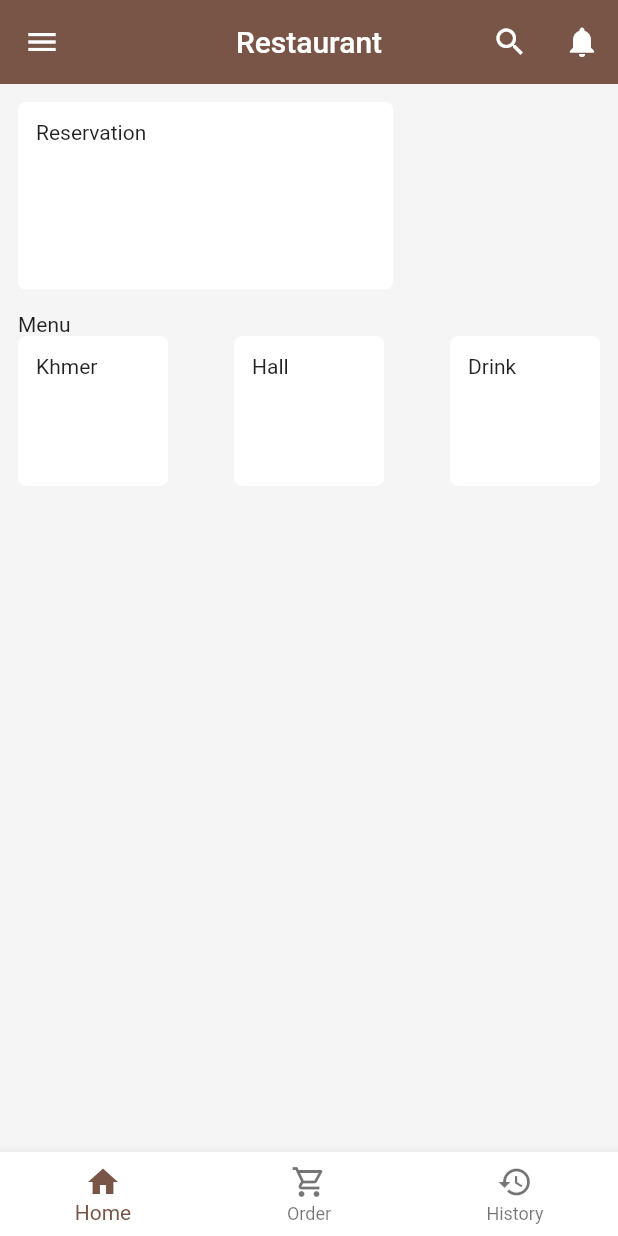
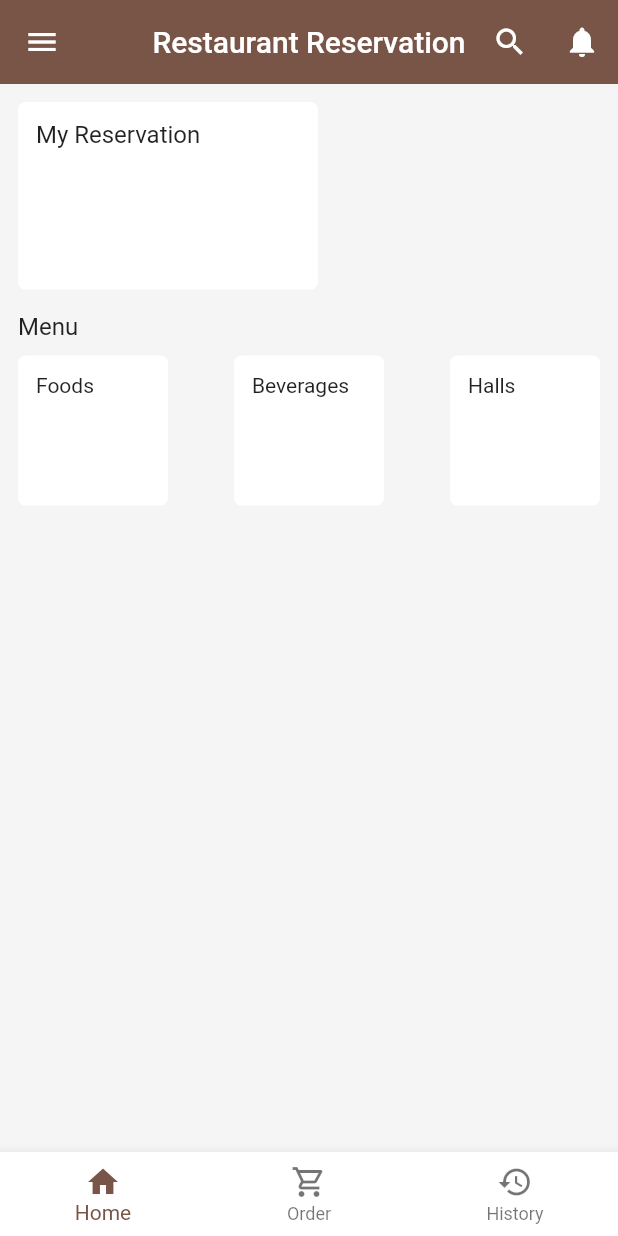
Before and after one commit to koltifong/restaurant_app, a Flutter app: the screen it shows after launch, on a phone screen of 412 x 824 dp. Run offline on Flutter 3.47's test engine with Material 2 defaults, Android fonts, the phone set to English and light mode, and no system bars.

```diff
--- a/lib/main.dart
+++ b/lib/main.dart
@@ -12,11 +12,11 @@ class MainApp extends StatelessWidget {
   Widget build(BuildContext context) {
     return MaterialApp(
       debugShowCheckedModeBanner: false,
-      title: 'Restaurant',
+      title: 'Restaurant reservation',
       theme: ThemeData(
         primarySwatch: Colors.brown,
       ),
-      home: Home(),
+      home: const Home(),
     );
   }
 }
--- a/lib/screens/Home_bottom.dart
+++ b/lib/screens/Home_bottom.dart
@@ -1,67 +1,94 @@
+// ignore_for_file: file_names
+
 import "package:flutter/material.dart";
-import "package:restaurant/screens/reservation_screen.dart";
+import 'package:restaurant/screens/menu/beverages_screen.dart';
+import 'package:restaurant/screens/menu/foods_screen.dart';
+import 'package:restaurant/screens/menu/halls_screen.dart';
+import 'package:restaurant/screens/reservation/reservation_screen.dart';
 
 class HomeBottom extends StatelessWidget {
-  const HomeBottom ({super.key});
+  const HomeBottom({super.key});
 
   @override
   Widget build(BuildContext context) {
     return Scaffold(
-    backgroundColor: Color.fromRGBO(245, 245, 245, 0.5),
+      backgroundColor: const Color.fromRGBO(245, 245, 245, 0.5),
       body: SafeArea(
         child: Container(
-
-        padding: EdgeInsets.all(12),
+          padding: const EdgeInsets.all(12),
           child: Column(
+            mainAxisAlignment: MainAxisAlignment.start,
             children: [
               Row(
-
                 children: [
-                  new GestureDetector(
-                    onTap: (){
+                  GestureDetector(
+                    onTap: () {
                       Navigator.push(
                         context,
-                    MaterialPageRoute(builder: (context) => ReservationScreen(),),);},
+                        MaterialPageRoute(
+                          builder: (context) => const ReservationScreen(),
+                        ),
+                      );
+                    },
                     child: Container(
-                    padding: EdgeInsets.all(12),
+                      padding: const EdgeInsets.all(12),
                       alignment: Alignment.topLeft,
                       height: 125,
-                    width: 250,
-                    decoration: BoxDecoration(borderRadius: BorderRadius.circular(5), color: Colors.white),
+                      width: 200,
+                      decoration: BoxDecoration(
+                          borderRadius: BorderRadius.circular(5),
+                          color: Colors.white),
                       child: Column(
-                        children: [
-                          Text('Reservation'),
+                        children: const [
+                          Text(
+                            'My Reservation',
+                            style: TextStyle(fontSize: 16),
+                          ),
                         ],
                       ),
                     ),
                   ),
                 ],
               ),
-              const SizedBox(height: 15,),
-              Align(
-                alignment:
-                Alignment.topLeft,
-               child: Text('Menu'),),
-              Container(
-                child: Row(
+              const SizedBox(
+                height: 15,
+              ),
+              const Align(
+                alignment: Alignment.topLeft,
+                child: Text(
+                  'Menu',
+                  style: TextStyle(fontSize: 16),
+                ),
+              ),
+              const SizedBox(height: 10),
+              Row(
                 mainAxisAlignment: MainAxisAlignment.spaceBetween,
                 children: [
                   Container(
                     alignment: Alignment.centerLeft,
-                   child: new GestureDetector(
-                    onTap: (){
+                    child: GestureDetector(
+                      onTap: () {
                         Navigator.push(
                           context,
-                    MaterialPageRoute(builder: (context) => ReservationScreen(),),);},
+                          MaterialPageRoute(
+                            builder: (context) => const FoodsScreen(),
+                          ),
+                        );
+                      },
                       child: Container(
-                    padding: EdgeInsets.all(12),
+                        padding: const EdgeInsets.all(12),
                         alignment: Alignment.topLeft,
                         height: 100,
                         width: 100,
-                    decoration: BoxDecoration(borderRadius: BorderRadius.circular(5), color: Colors.white),
+                        decoration: BoxDecoration(
+                            borderRadius: BorderRadius.circular(5),
+                            color: Colors.white),
                         child: Column(
-                        children: [
-                          Text('Khmer'),
+                          children: const [
+                            Text(
+                              'Foods',
+                              style: TextStyle(fontSize: 14),
+                            ),
                           ],
                         ),
                       ),
@@ -69,25 +96,34 @@ class HomeBottom extends StatelessWidget {
                   ),
                   Container(
                     alignment: Alignment.centerLeft,
-                   child: new GestureDetector(
-                    onTap: (){
+                    child: GestureDetector(
+                      onTap: () {
                         Navigator.push(
                           context,
-                    MaterialPageRoute(builder: (context) => ReservationScreen(),),);},
+                          MaterialPageRoute(
+                            builder: (context) => const BeveragesScreen(),
+                          ),
+                        );
+                      },
                       child: Container(
-                    padding: EdgeInsets.all(12),
+                        padding: const EdgeInsets.all(12),
                         alignment: Alignment.topLeft,
                         height: 100,
                         width: 100,
-                    decoration: BoxDecoration(borderRadius: BorderRadius.circular(5), color: Colors.white,
+                        decoration: BoxDecoration(
+                          borderRadius: BorderRadius.circular(5),
+                          color: Colors.white,
                           // image: DecorationImage(
                           // image: NetworkImage(
                           //   'https://i.pinimg.com/originals/a3/99/24/a39924a3fcb7266ff7360af8a6ba2e98.jpg'),
                           //   fit: BoxFit.contain,),
                         ),
                         child: Column(
-                        children: [
-                          Text('Hall'),
+                          children: const [
+                            Text(
+                              'Beverages',
+                              style: TextStyle(fontSize: 14),
+                            ),
                           ],
                         ),
                       ),
@@ -95,27 +131,35 @@ class HomeBottom extends StatelessWidget {
                   ),
                   Container(
                     alignment: Alignment.centerLeft,
-                   child: new GestureDetector(
-                    onTap: (){
+                    child: GestureDetector(
+                      onTap: () {
                         Navigator.push(
                           context,
-                    MaterialPageRoute(builder: (context) => ReservationScreen(),),);},
+                          MaterialPageRoute(
+                            builder: (context) => const HallsScreen(),
+                          ),
+                        );
+                      },
                       child: Container(
-                    padding: EdgeInsets.all(12),
+                        padding: const EdgeInsets.all(12),
                         alignment: Alignment.topLeft,
                         height: 100,
                         width: 100,
-                    decoration: BoxDecoration(borderRadius: BorderRadius.circular(5), color: Colors.white),
+                        decoration: BoxDecoration(
+                            borderRadius: BorderRadius.circular(5),
+                            color: Colors.white),
                         child: Column(
-                        children: [
-                          Text('Drink'),
+                          children: const [
+                            Text(
+                              'Halls',
+                              style: TextStyle(fontSize: 14),
+                            ),
                           ],
                         ),
                       ),
                     ),
                   ),
                 ],
-                ),
               ),
             ],
           ),
--- a/lib/screens/history_screen.dart
+++ b/lib/screens/history_screen.dart
@@ -1,11 +1,11 @@
 import "package:flutter/material.dart";
 
 class HistoryScreen extends StatelessWidget {
-  const HistoryScreen ({super.key});
+  const HistoryScreen({super.key});
 
   @override
   Widget build(BuildContext context) {
-    return Scaffold(
+    return const Scaffold(
       backgroundColor: Color.fromRGBO(245, 245, 245, 0.9),
       body: Center(
         child: Text('History'),
--- a/lib/screens/home_screen.dart
+++ b/lib/screens/home_screen.dart
@@ -7,19 +7,21 @@ import 'package:restaurant/screens/order_screen.dart';
 import 'package:restaurant/screens/search_screen.dart';
 
 class Home extends StatefulWidget {
-  const Home ({super.key});
+  const Home({super.key});
 
   @override
-  _HomeState createState () => _HomeState();
+  // ignore: library_private_types_in_public_api
+  _HomeState createState() => _HomeState();
 }
 
 class _HomeState extends State<Home> {
+// ignore: non_constant_identifier_names
   int _Index = 0;
 
   final screens = [
-    HomeBottom(),
-    OrderScreen(),
-    HistoryScreen(),
+    const HomeBottom(),
+    const OrderScreen(),
+    const HistoryScreen(),
   ];
 
   void _onItemTapped(int index) {
@@ -34,21 +36,21 @@ final screens = [
       appBar: AppBar(
         bottomOpacity: 0.0,
         elevation: 0.0,
-        title: Text('Restaurant'),
+        title: const Text('Restaurant Reservation'),
         centerTitle: true,
         actions: [
           IconButton(
-          onPressed: () => Navigator.of(context)
-          .push(MaterialPageRoute(builder: (_) => const SearchScreen())),
+              onPressed: () => Navigator.of(context).push(
+                  MaterialPageRoute(builder: (_) => const SearchScreen())),
               icon: const Icon(Icons.search)),
           IconButton(
-          onPressed: () => Navigator.of(context)
-          .push(MaterialPageRoute(builder: (_) => const NotificationScreen())),
+              onPressed: () => Navigator.of(context).push(MaterialPageRoute(
+                  builder: (_) => const NotificationScreen())),
               icon: const Icon(Icons.notifications)),
         ],
       ),
-      backgroundColor: Color.fromRGBO(245, 245, 245, 0.9),
-      body: screens [_Index],
+      backgroundColor: const Color.fromRGBO(245, 245, 245, 0.9),
+      body: screens[_Index],
       drawer: Drawer(
         child: ListView(
           padding: EdgeInsets.zero,
@@ -57,21 +59,37 @@ final screens = [
               decoration: BoxDecoration(
                 color: Colors.brown,
               ),
-            child:
-            Text('Restaurant'),
+              child: Text(
+                'Welcome',
+                style: TextStyle(color: Colors.white),
+              ),
             ),
             ListTile(
-            leading: Icon(Icons.account_circle_outlined,color: Colors.black,),
-            title: const Text('Account',
+              leading: const Icon(
+                Icons.account_circle_outlined,
+                color: Colors.black,
+              ),
+              title: const Text(
+                'Account',
                 style: TextStyle(fontSize: 14),
               ),
-            onTap: () {
-
-            },
+              onTap: () {},
             ),
             ListTile(
-            leading: Icon(Icons.history,color: Colors.black),
-            title: const Text('History',
+              leading: const Icon(
+                Icons.shopping_cart_outlined,
+                color: Colors.black,
+              ),
+              title: const Text(
+                'Order',
+                style: TextStyle(fontSize: 14),
+              ),
+              onTap: () {},
+            ),
+            ListTile(
+              leading: const Icon(Icons.history, color: Colors.black),
+              title: const Text(
+                'History',
                 style: TextStyle(fontSize: 14),
               ),
               onTap: () {
@@ -81,41 +99,36 @@ final screens = [
                 // );
               },
             ),
-          Spacer(),
-          Divider(),
+            const Spacer(),
+            const Divider(
+              color: Colors.grey,
+            ),
             ListTile(
-            leading: Icon(Icons.settings,color: Colors.black),
-            title: const Text('Settings',
+              leading: const Icon(Icons.login_outlined, color: Colors.black),
+              title: const Text(
+                'Login',
                 style: TextStyle(fontSize: 14),
               ),
-            onTap: () {
-            //   Navigator.push(
-            //   context,
-            //   MaterialPageRoute(builder: (context) => const MyAccount()),
-            // );
-            },
+              onTap: () {},
             ),
           ],
         ),
       ),
       bottomNavigationBar: BottomNavigationBar(
         backgroundColor: Colors.white,
-        items: const <BottomNavigationBarItem> [
+        items: const <BottomNavigationBarItem>[
           BottomNavigationBarItem(
               activeIcon: Icon(Icons.home),
               icon: Icon(Icons.home_outlined),
-            label: 'Home'
-        ),
+              label: 'Home'),
           BottomNavigationBarItem(
               activeIcon: Icon(Icons.shopping_cart),
               icon: Icon(Icons.shopping_cart_outlined),
-            label: 'Order'
-        ),
+              label: 'Order'),
           BottomNavigationBarItem(
               activeIcon: Icon(Icons.history),
               icon: Icon(Icons.history_outlined),
-            label: 'History'
-        ),
+              label: 'History'),
         ],
         currentIndex: _Index,
         selectedItemColor: Colors.brown,
--- a/lib/screens/order_screen.dart
+++ b/lib/screens/order_screen.dart
@@ -1,11 +1,11 @@
 import "package:flutter/material.dart";
 
 class OrderScreen extends StatelessWidget {
-  const OrderScreen ({super.key});
+  const OrderScreen({super.key});
 
   @override
   Widget build(BuildContext context) {
-    return Scaffold(
+    return const Scaffold(
       backgroundColor: Color.fromRGBO(245, 245, 245, 0.9),
       body: Center(
         child: Text('Order'),
```
Also changed, not shown: lib/auth/auth.dart (added, +31 -0 lines), lib/auth/login.dart (added, +162 -0 lines), lib/auth/widget_tree.dart (added, +29 -0 lines), lib/screens/menu/beverages_screen.dart (added, +20 -0 lines), lib/screens/menu/foods_screen.dart (added, +20 -0 lines), lib/screens/menu/halls_screen.dart (added, +20 -0 lines), lib/screens/notifications_screen.dart (+19 -13 lines), lib/screens/reservation/reservation_screen.dart (renamed from lib/screens/reservation_screen.dart, +8 -6 lines), lib/screens/search_screen.dart (+10 -11 lines). Lines whose indentation alone changed are shown as unchanged.
